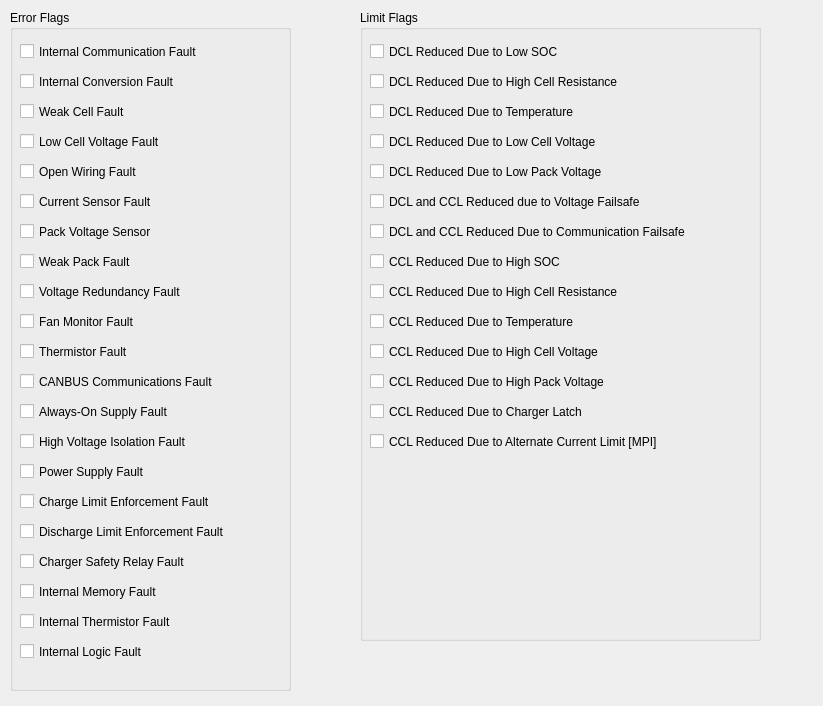
This is src/UILayer/Packet/BatteryFaultsTab.ui in UCSolarCarTeam/Epsilon-Telemetry-Test-Tool as Qt 5 draws it before an edit. The edited form follows.
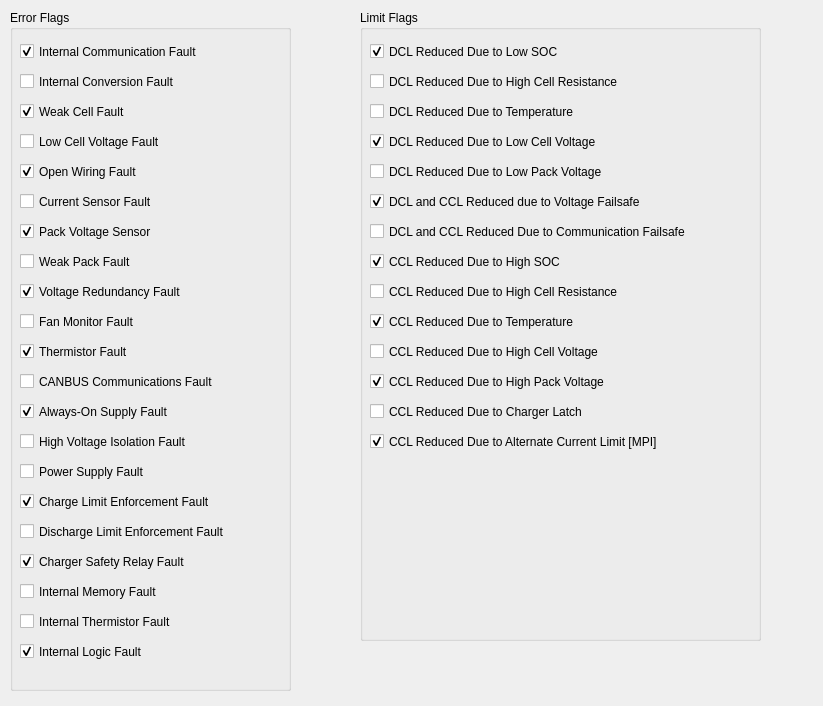
This is the edited form.

```diff
--- a/src/UILayer/Packet/BatteryFaultsTab.ui
+++ b/src/UILayer/Packet/BatteryFaultsTab.ui
@@ -37,6 +37,9 @@
     <property name="text">
      <string>DCL Reduced Due to Low SOC</string>
     </property>
+    <property name="checked">
+     <bool>true</bool>
+    </property>
    </widget>
    <widget class="QCheckBox" name="dclReducedHighCellResistance">
     <property name="geometry">
@@ -76,6 +79,9 @@
     <property name="text">
      <string>DCL Reduced Due to Low Cell Voltage</string>
     </property>
+    <property name="checked">
+     <bool>true</bool>
+    </property>
    </widget>
    <widget class="QCheckBox" name="dclReducedLowPackVoltage">
     <property name="geometry">
@@ -115,6 +121,9 @@
     <property name="text">
      <string>DCL and CCL Reduced due to Voltage Failsafe</string>
     </property>
+    <property name="checked">
+     <bool>true</bool>
+    </property>
    </widget>
    <widget class="QCheckBox" name="cclReducedHighSoc">
     <property name="geometry">
@@ -128,6 +137,9 @@
     <property name="text">
      <string>CCL Reduced Due to High SOC</string>
     </property>
+    <property name="checked">
+     <bool>true</bool>
+    </property>
    </widget>
    <widget class="QCheckBox" name="cclReducedHighCellResistance">
     <property name="geometry">
@@ -154,6 +166,9 @@
     <property name="text">
      <string>CCL Reduced Due to Temperature</string>
     </property>
+    <property name="checked">
+     <bool>true</bool>
+    </property>
    </widget>
    <widget class="QCheckBox" name="cclReducedHighCellVoltage">
     <property name="geometry">
@@ -180,6 +195,9 @@
     <property name="text">
      <string>CCL Reduced Due to High Pack Voltage</string>
     </property>
+    <property name="checked">
+     <bool>true</bool>
+    </property>
    </widget>
    <widget class="QCheckBox" name="cclReducedChargerLatch">
     <property name="geometry">
@@ -206,6 +224,9 @@
     <property name="text">
      <string>CCL Reduced Due to Alternate Current Limit [MPI]</string>
     </property>
+    <property name="checked">
+     <bool>true</bool>
+    </property>
    </widget>
   </widget>
   <widget class="QGroupBox" name="batteryErrorFlagsGroup">
@@ -232,6 +253,9 @@
     <property name="text">
      <string>Internal Communication Fault</string>
     </property>
+    <property name="checked">
+     <bool>true</bool>
+    </property>
    </widget>
    <widget class="QCheckBox" name="weakCellFault">
     <property name="geometry">
@@ -245,6 +269,9 @@
     <property name="text">
      <string>Weak Cell Fault</string>
     </property>
+    <property name="checked">
+     <bool>true</bool>
+    </property>
    </widget>
    <widget class="QCheckBox" name="lowCellVoltageFault">
     <property name="geometry">
@@ -271,6 +298,9 @@
     <property name="text">
      <string>Open Wiring Fault</string>
     </property>
+    <property name="checked">
+     <bool>true</bool>
+    </property>
    </widget>
    <widget class="QCheckBox" name="currentSensorFault">
     <property name="geometry">
@@ -297,6 +327,9 @@
     <property name="text">
      <string>Pack Voltage Sensor</string>
     </property>
+    <property name="checked">
+     <bool>true</bool>
+    </property>
    </widget>
    <widget class="QCheckBox" name="weakPackFault">
     <property name="geometry">
@@ -323,6 +356,9 @@
     <property name="text">
      <string>Voltage Redundancy Fault</string>
     </property>
+    <property name="checked">
+     <bool>true</bool>
+    </property>
    </widget>
    <widget class="QCheckBox" name="fanMonitorFault">
     <property name="geometry">
@@ -349,6 +385,9 @@
     <property name="text">
      <string>Thermistor Fault</string>
     </property>
+    <property name="checked">
+     <bool>true</bool>
+    </property>
    </widget>
    <widget class="QCheckBox" name="canbusCommsFault">
     <property name="geometry">
@@ -375,6 +414,9 @@
     <property name="text">
      <string>Charger Safety Relay Fault</string>
     </property>
+    <property name="checked">
+     <bool>true</bool>
+    </property>
    </widget>
    <widget class="QCheckBox" name="powerSupplyFault">
     <property name="geometry">
@@ -427,6 +469,9 @@
     <property name="text">
      <string>Charge Limit Enforcement Fault</string>
     </property>
+    <property name="checked">
+     <bool>true</bool>
+    </property>
    </widget>
    <widget class="QCheckBox" name="alwaysOnSupplyFault">
     <property name="geometry">
@@ -440,6 +485,9 @@
     <property name="text">
      <string>Always-On Supply Fault</string>
     </property>
+    <property name="checked">
+     <bool>true</bool>
+    </property>
    </widget>
    <widget class="QCheckBox" name="internalThermistorFault">
     <property name="geometry">
@@ -466,6 +514,9 @@
     <property name="text">
      <string>Internal Logic Fault</string>
     </property>
+    <property name="checked">
+     <bool>true</bool>
+    </property>
    </widget>
    <widget class="QCheckBox" name="internalMemoryFault">
     <property name="geometry">
```
